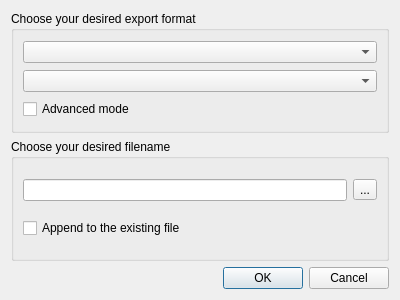
Old version of the form Source/GUI/Qt/export.ui in the repository beppec56/MediaInfo-git_svn.
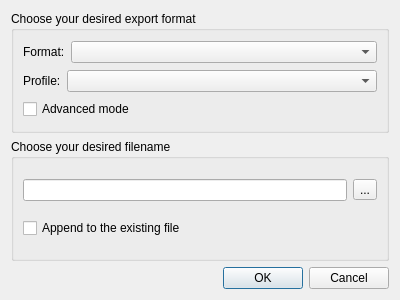
New version of the form.

Diff of the .ui file:
```diff
--- a/Source/GUI/Qt/export.ui
+++ b/Source/GUI/Qt/export.ui
@@ -21,10 +21,46 @@
      </property>
      <layout class="QVBoxLayout" name="verticalLayout_3">
       <item>
-       <widget class="QComboBox" name="comboBoxMode"/>
+       <layout class="QHBoxLayout" name="horizontalLayout">
+        <item>
+         <widget class="QLabel" name="label">
+          <property name="text">
+           <string>Format:</string>
+          </property>
+         </widget>
+        </item>
+        <item>
+         <widget class="QComboBox" name="comboBoxMode">
+          <property name="sizePolicy">
+           <sizepolicy hsizetype="MinimumExpanding" vsizetype="Fixed">
+            <horstretch>0</horstretch>
+            <verstretch>0</verstretch>
+           </sizepolicy>
+          </property>
+         </widget>
+        </item>
+       </layout>
       </item>
       <item>
-       <widget class="QComboBox" name="comboBoxConfig"/>
+       <layout class="QHBoxLayout" name="horizontalLayout_2">
+        <item>
+         <widget class="QLabel" name="label_2">
+          <property name="text">
+           <string>Profile:</string>
+          </property>
+         </widget>
+        </item>
+        <item>
+         <widget class="QComboBox" name="comboBoxConfig">
+          <property name="sizePolicy">
+           <sizepolicy hsizetype="MinimumExpanding" vsizetype="Fixed">
+            <horstretch>0</horstretch>
+            <verstretch>0</verstretch>
+           </sizepolicy>
+          </property>
+         </widget>
+        </item>
+       </layout>
       </item>
       <item>
        <widget class="QCheckBox" name="checkBoxAdvanced">
```
Left out of the diff: 2 changed lines with no effect on the pictures.
